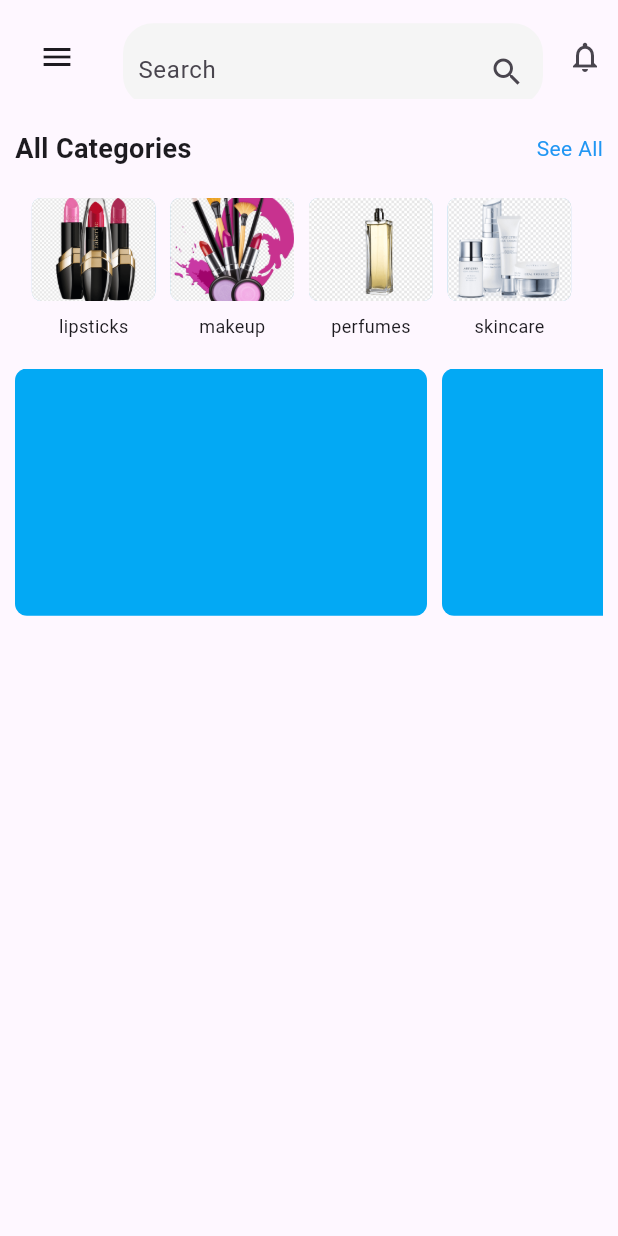
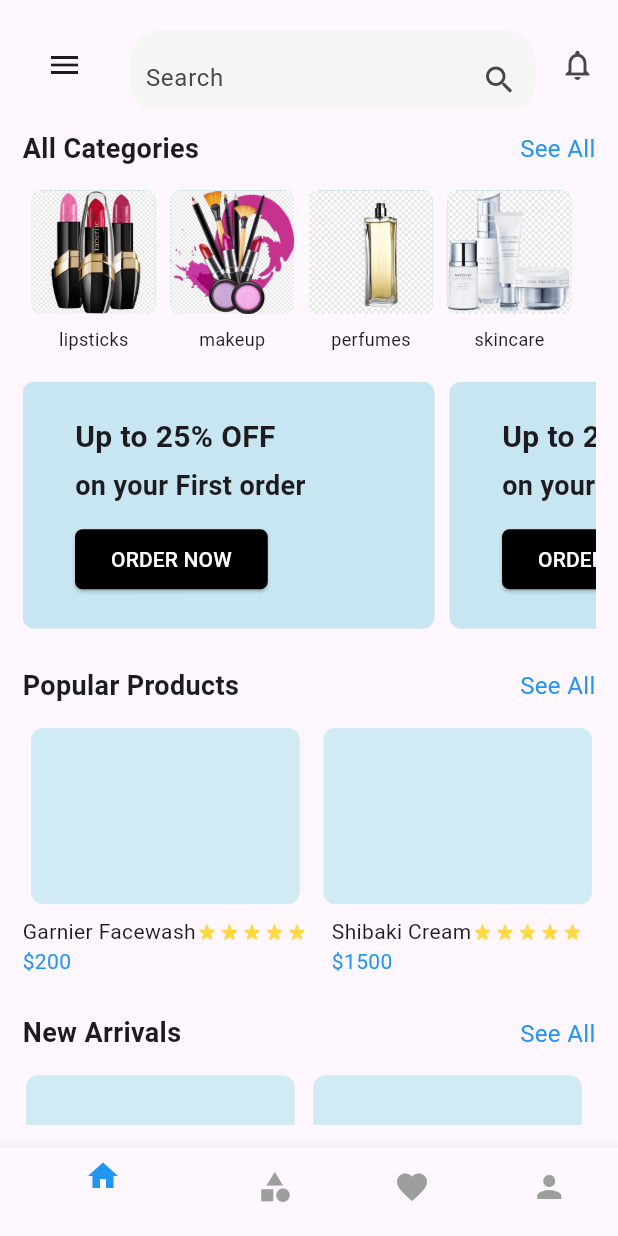
Before and after one commit to UI-Light/e-commerce-app, a Flutter app: the screen it shows after launch, on a phone screen of 412 x 824 dp. Run offline on Flutter 3.47's test engine with Material 2 defaults, Android fonts, the phone set to English and light mode, and no system bars.

Commit message:
homepage ui

```diff
--- a/lib/ui/home_page.dart
+++ b/lib/ui/home_page.dart
@@ -1,6 +1,7 @@
 import 'package:flutter/material.dart';
 import 'package:shopping_app/ui/shared/category_grid.dart';
 import 'package:shopping_app/ui/shared/discount_grid.dart';
+import 'package:shopping_app/ui/shared/products_grid.dart';
 
 class HomePage extends StatefulWidget {
   const HomePage({super.key});
@@ -15,7 +16,8 @@ class _HomePageState extends State<HomePage> {
     return Scaffold(
       body: SafeArea(
         child: Padding(
-          padding: const EdgeInsets.all(10.0),
+          padding: const EdgeInsets.all(15.0),
+          child: SingleChildScrollView(
             child: Column(
               children: [
                 AppBar(
@@ -45,22 +47,23 @@ class _HomePageState extends State<HomePage> {
                     Icon(Icons.notifications_outlined),
                   ],
                 ),
-              const SizedBox(height: 20),
+                const SizedBox(height: 15),
                 const Row(
                   mainAxisAlignment: MainAxisAlignment.spaceBetween,
                   children: [
                     Text(
                       "All Categories",
-                    style: TextStyle(fontSize: 18, fontWeight: FontWeight.bold),
+                      style:
+                          TextStyle(fontSize: 18, fontWeight: FontWeight.bold),
                     ),
                     Text(
                       "See All",
-                    style: TextStyle(color: Colors.blue),
+                      style: TextStyle(color: Colors.blue, fontSize: 16),
                     )
                   ],
                 ),
                 const SizedBox(
-                height: 20,
+                  height: 15,
                 ),
                 const SingleChildScrollView(
                   scrollDirection: Axis.horizontal,
@@ -89,10 +92,104 @@ class _HomePageState extends State<HomePage> {
                     ],
                   ),
                 ),
+                const SizedBox(height: 25),
+                const Row(
+                  mainAxisAlignment: MainAxisAlignment.spaceBetween,
+                  children: [
+                    Text(
+                      "Popular Products",
+                      style:
+                          TextStyle(fontSize: 18, fontWeight: FontWeight.bold),
+                    ),
+                    Text(
+                      "See All",
+                      style: TextStyle(color: Colors.blue, fontSize: 16),
+                    )
+                  ],
+                ),
+                const SizedBox(
+                  height: 15,
+                ),
+                const SingleChildScrollView(
+                  scrollDirection: Axis.horizontal,
+                  child: Row(
+                    children: [
+                      ProductsGrid(
+                          productName: 'Garnier Facewash', price: '\$200'),
+                      ProductsGrid(
+                          productName: 'Shibaki Cream', price: '\$1500'),
+                      ProductsGrid(
+                          productName: 'Shibaki Cream', price: '\$1500'),
+                      ProductsGrid(
+                          productName: 'Garnier Facewash', price: '\$200'),
+                    ],
+                  ),
+                ),
+                const SizedBox(height: 25),
+                const Row(
+                  mainAxisAlignment: MainAxisAlignment.spaceBetween,
+                  children: [
+                    Text(
+                      "New Arrivals",
+                      style:
+                          TextStyle(fontSize: 18, fontWeight: FontWeight.bold),
+                    ),
+                    Text(
+                      "See All",
+                      style: TextStyle(color: Colors.blue, fontSize: 16),
+                    )
+                  ],
+                ),
+                const SizedBox(
+                  height: 15,
+                ),
+                const SingleChildScrollView(
+                  scrollDirection: Axis.horizontal,
+                  child: Row(
+                    children: [
+                      ProductsGrid(
+                          productName: 'Laneige lip mask', price: '\$600'),
+                      ProductsGrid(productName: 'Dove Combo', price: '\$3000'),
+                      ProductsGrid(
+                          productName: 'Shibaki Cream', price: '\$1500'),
+                      ProductsGrid(
+                          productName: 'Garnier Facewash', price: '\$200'),
+                    ],
+                  ),
+                ),
               ],
             ),
           ),
         ),
+      ),
+      bottomNavigationBar: BottomNavigationBar(
+        items: const [
+          BottomNavigationBarItem(
+              icon: Icon(
+                Icons.home,
+                color: Colors.blue,
+              ),
+              label: ''),
+          BottomNavigationBarItem(
+              icon: Icon(
+                Icons.category,
+                color: Colors.grey,
+              ),
+              label: ''),
+          BottomNavigationBarItem(
+              icon: Icon(
+                Icons.favorite,
+                color: Colors.grey,
+              ),
+              label: ''),
+          BottomNavigationBarItem(
+              icon: Icon(
+                Icons.person,
+                color: Colors.grey,
+              ),
+              label: '')
+        ],
+      ),
     );
   }
 }
--- a/lib/ui/shared/category_grid.dart
+++ b/lib/ui/shared/category_grid.dart
@@ -21,16 +21,12 @@ class _CategoryGridState extends State<CategoryGrid> {
       padding: const EdgeInsets.only(right: 10.0),
       child: Column(
         children: [
-          // Image.asset(
-          //   widget.image,
-          //   height: MediaQuery.of(context).size.height / 12,
-          // ),
           Container(
-            height: MediaQuery.of(context).size.height / 12,
+            height: MediaQuery.of(context).size.height / 10,
             width: MediaQuery.of(context).size.width / 5,
             decoration: BoxDecoration(
               borderRadius: BorderRadius.circular(6),
-              color: Color(0xFFA4D6E7),
+              color: const Color(0xFFA4D6E7),
               //D1EBF4 //A4D6E7
               image: DecorationImage(
                   image: AssetImage(widget.image), fit: BoxFit.cover),
--- a/lib/ui/shared/discount_grid.dart
+++ b/lib/ui/shared/discount_grid.dart
@@ -11,7 +11,47 @@ class DiscountGrid extends StatelessWidget {
         height: MediaQuery.of(context).size.height / 5,
         width: MediaQuery.of(context).size.height / 3,
         decoration: BoxDecoration(
-            borderRadius: BorderRadius.circular(8), color: Colors.lightBlue),
+            borderRadius: BorderRadius.circular(8),
+            color: const Color(0xFFC7E6F1)),
+        child: Padding(
+          padding: const EdgeInsets.only(
+            top: 10.0,
+            bottom: 10.0,
+            left: 35.0,
+          ),
+          child: Column(
+            mainAxisAlignment: MainAxisAlignment.center,
+            crossAxisAlignment: CrossAxisAlignment.start,
+            children: [
+              const Text(
+                "Up to 25% OFF",
+                style: TextStyle(fontSize: 20, fontWeight: FontWeight.bold),
+              ),
+              const SizedBox(
+                height: 5,
+              ),
+              const Text(
+                'on your First order',
+                style: TextStyle(fontSize: 18, fontWeight: FontWeight.bold),
+              ),
+              const SizedBox(
+                height: 12,
+              ),
+              ElevatedButton(
+                style: ElevatedButton.styleFrom(
+                    backgroundColor: Colors.black,
+                    shape: RoundedRectangleBorder(
+                      borderRadius: BorderRadius.circular(5.0),
+                    )),
+                onPressed: () {},
+                child: const Text(
+                  "ORDER NOW",
+                  style: TextStyle(color: Colors.white),
+                ),
+              ),
+            ],
+          ),
+        ),
       ),
     ); //C7E6F1
   }
--- /dev/null
+++ b/lib/ui/shared/products_grid.dart
@@ -0,0 +1,82 @@
+import 'package:flutter/material.dart';
+
+class ProductsGrid extends StatefulWidget {
+  final String productName;
+  final String price;
+  const ProductsGrid(
+      {super.key, required this.productName, required this.price});
+
+  @override
+  State<ProductsGrid> createState() => _ProductsGridState();
+}
+
+class _ProductsGridState extends State<ProductsGrid> {
+  @override
+  Widget build(BuildContext context) {
+    return Padding(
+      padding: const EdgeInsets.only(right: 10.0),
+      child: Column(
+        children: [
+          Container(
+            height: MediaQuery.of(context).size.height / 7,
+            width: MediaQuery.of(context).size.width / 2.3,
+            decoration: BoxDecoration(
+              borderRadius: BorderRadius.circular(8),
+              color: const Color(0xFFD1EBF4),
+              //D1EBF4 //A4D6E7
+              // image: DecorationImage(
+              //   image: AssetImage(widget.image),
+              //   fit: BoxFit.cover,
+              // ),
+            ),
+          ),
+          const SizedBox(height: 8.0),
+          Column(
+            crossAxisAlignment: CrossAxisAlignment.start,
+            children: [
+              Row(
+                mainAxisAlignment: MainAxisAlignment.spaceEvenly,
+                children: [
+                  Text(
+                    widget.productName,
+                    // maxLines: 1,
+                    // overflow: TextOverflow.clip,
+                    style: const TextStyle(
+                      fontSize: 14,
+                    ),
+                  ),
+                  const Icon(
+                    Icons.star_rate_rounded,
+                    size: 15.0,
+                    color: Colors.amberAccent,
+                  ),
+                  const Icon(
+                    Icons.star_rate_rounded,
+                    size: 15.0,
+                    color: Colors.amberAccent,
+                  ),
+                  const Icon(
+                    Icons.star_rate_rounded,
+                    size: 15.0,
+                    color: Colors.amberAccent,
+                  ),
+                  const Icon(
+                    Icons.star_rate_rounded,
+                    size: 15.0,
+                    color: Colors.amberAccent,
+                  ),
+                  const Icon(
+                    Icons.star_rate_rounded,
+                    size: 15.0,
+                    color: Colors.amberAccent,
+                  ),
+                ],
+              ),
+              Text(widget.price, style: const TextStyle(color: Colors.blue)),
+            ],
+          ),
+        ],
+      ),
+    );
+  }
+}
```
Lines whose indentation alone changed are shown as unchanged.
